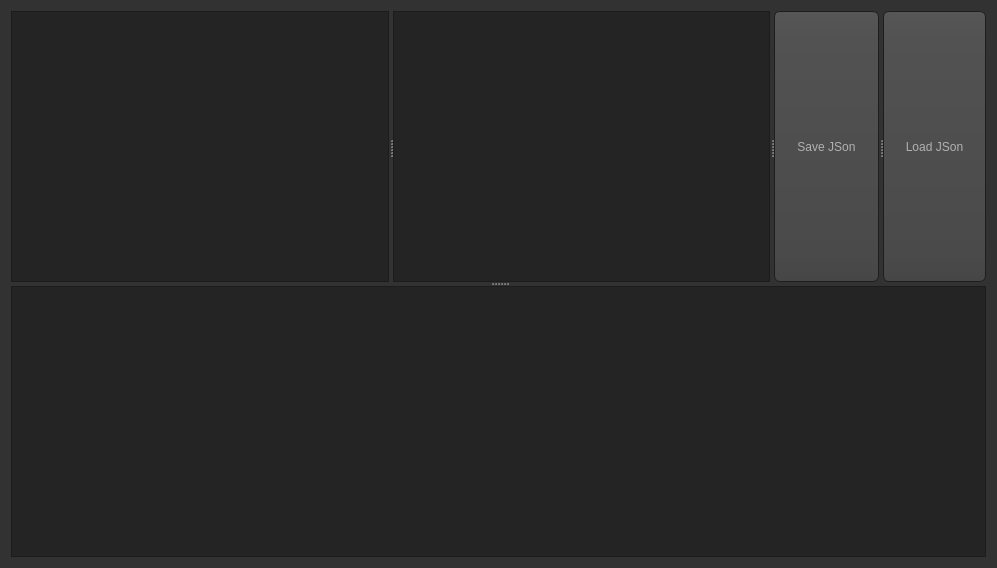
This is bugTracker/mainwindow.ui in Acatera/BugTracker as Qt 5 draws it before an edit. The edited form follows.
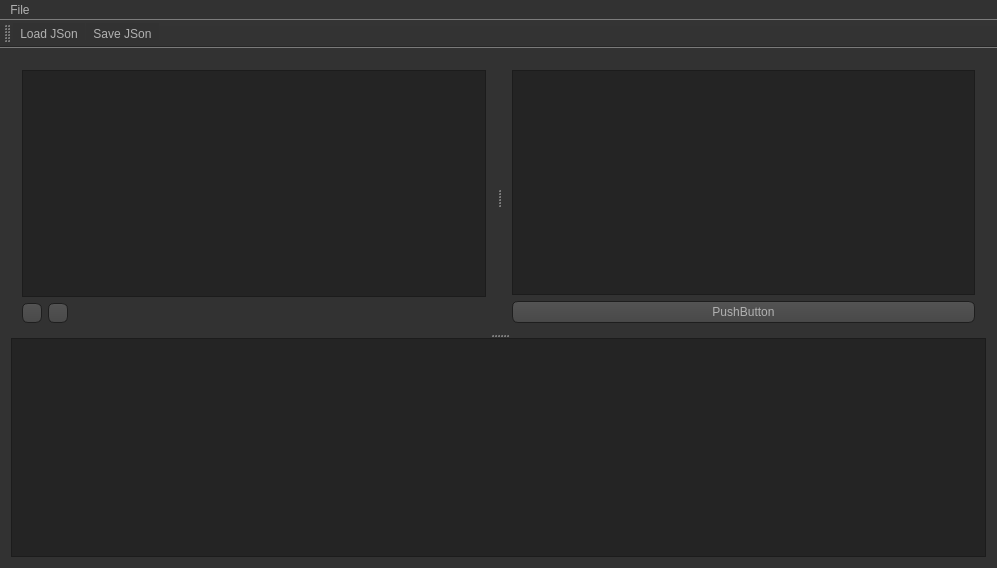
This is the edited form. Icons and pictures are not drawn.

```diff
--- a/bugTracker/mainwindow.ui
+++ b/bugTracker/mainwindow.ui
@@ -488,7 +488,7 @@
   </property>
   <widget class="QWidget" name="centralWidget">
    <layout class="QGridLayout" name="gridLayout">
-    <item row="0" column="0">
+    <item row="0" column="1">
      <widget class="QSplitter" name="splitter_2">
       <property name="orientation">
        <enum>Qt::Vertical</enum>
@@ -497,67 +497,101 @@
        <property name="orientation">
         <enum>Qt::Horizontal</enum>
        </property>
-       <widget class="QListWidget" name="listWidget">
-        <property name="sizePolicy">
-         <sizepolicy hsizetype="Expanding" vsizetype="Expanding">
-          <horstretch>0</horstretch>
-          <verstretch>0</verstretch>
-         </sizepolicy>
-        </property>
-        <property name="font">
-         <font>
-          <family>Droid Sans Mono</family>
-          <pointsize>10</pointsize>
-         </font>
-        </property>
-        <property name="autoFillBackground">
-         <bool>false</bool>
-        </property>
-        <property name="frameShape">
-         <enum>QFrame::StyledPanel</enum>
-        </property>
-        <property name="frameShadow">
-         <enum>QFrame::Raised</enum>
-        </property>
-        <property name="lineWidth">
-         <number>1</number>
-        </property>
+       <widget class="QWidget" name="verticalLayoutWidget">
+        <layout class="QVBoxLayout" name="verticalLayout">
+         <item>
+          <widget class="QListWidget" name="listWidget"/>
+         </item>
+         <item>
+          <layout class="QHBoxLayout" name="horizontalLayout">
+           <item>
+            <widget class="QPushButton" name="pushButton">
+             <property name="maximumSize">
+              <size>
+               <width>20</width>
+               <height>20</height>
+              </size>
+             </property>
+             <property name="focusPolicy">
+              <enum>Qt::ClickFocus</enum>
+             </property>
+             <property name="text">
+              <string/>
+             </property>
+             <property name="icon">
+              <iconset resource="images.qrc">
+               <normaloff>:/icons/img/icons/16plus.png</normaloff>:/icons/img/icons/16plus.png</iconset>
+             </property>
+             <property name="iconSize">
+              <size>
+               <width>16</width>
+               <height>16</height>
+              </size>
+             </property>
+             <property name="flat">
+              <bool>true</bool>
+             </property>
+            </widget>
+           </item>
+           <item>
+            <widget class="QPushButton" name="pushButton_2">
+             <property name="maximumSize">
+              <size>
+               <width>20</width>
+               <height>20</height>
+              </size>
+             </property>
+             <property name="focusPolicy">
+              <enum>Qt::ClickFocus</enum>
+             </property>
+             <property name="text">
+              <string/>
+             </property>
+             <property name="icon">
+              <iconset resource="images.qrc">
+               <normaloff>:/icons/img/icons/16minus.png</normaloff>:/icons/img/icons/16minus.png</iconset>
+             </property>
+             <property name="iconSize">
+              <size>
+               <width>16</width>
+               <height>16</height>
+              </size>
+             </property>
+             <property name="flat">
+              <bool>true</bool>
+             </property>
+            </widget>
+           </item>
+           <item>
+            <spacer name="horizontalSpacer">
+             <property name="orientation">
+              <enum>Qt::Horizontal</enum>
+             </property>
+             <property name="sizeHint" stdset="0">
+              <size>
+               <width>40</width>
+               <height>20</height>
+              </size>
+             </property>
+            </spacer>
+           </item>
+          </layout>
+         </item>
+        </layout>
        </widget>
-       <widget class="QListWidget" name="listWidget_2">
-        <property name="sizePolicy">
-         <sizepolicy hsizetype="Expanding" vsizetype="MinimumExpanding">
-          <horstretch>0</horstretch>
-          <verstretch>100</verstretch>
-         </sizepolicy>
-        </property>
-        <property name="font">
-         <font>
-          <family>Droid Sans Mono</family>
-          <pointsize>10</pointsize>
-         </font>
-        </property>
-        <property name="autoFillBackground">
-         <bool>false</bool>
-        </property>
-        <property name="frameShape">
-         <enum>QFrame::StyledPanel</enum>
-        </property>
-        <property name="frameShadow">
-         <enum>QFrame::Raised</enum>
-        </property>
-        <property name="lineWidth">
-         <number>1</number>
-        </property>
-       </widget>
-       <widget class="QPushButton" name="pushButton">
-        <property name="text">
-         <string>Save JSon</string>
-        </property>
-       </widget>
-       <widget class="QPushButton" name="pushButton_2">
-        <property name="text">
-         <string>Load JSon</string>
-        </property>
+       <widget class="QWidget" name="verticalLayoutWidget_2">
+        <layout class="QVBoxLayout" name="verticalLayout_2">
+         <item>
+          <widget class="QListWidget" name="listWidget_2"/>
+         </item>
+         <item>
+          <widget class="QPushButton" name="pushButton_4">
+           <property name="text">
+            <string>PushButton</string>
+           </property>
+          </widget>
+         </item>
+        </layout>
        </widget>
       </widget>
       <widget class="QPlainTextEdit" name="issueDetails">
@@ -572,6 +606,47 @@
     </item>
    </layout>
   </widget>
+  <widget class="QMenuBar" name="menuBar">
+   <property name="geometry">
+    <rect>
+     <x>0</x>
+     <y>0</y>
+     <width>997</width>
+     <height>20</height>
+    </rect>
+   </property>
+   <widget class="QMenu" name="menuLoad_Json">
+    <property name="title">
+     <string>File</string>
+    </property>
+    <addaction name="actionLoadJSon"/>
+    <addaction name="actionSaveJSon"/>
+   </widget>
+   <addaction name="menuLoad_Json"/>
+  </widget>
+  <widget class="QToolBar" name="toolBar">
+   <property name="windowTitle">
+    <string>toolBar</string>
+   </property>
+   <attribute name="toolBarArea">
+    <enum>TopToolBarArea</enum>
+   </attribute>
+   <attribute name="toolBarBreak">
+    <bool>false</bool>
+   </attribute>
+   <addaction name="actionLoadJSon"/>
+   <addaction name="actionSaveJSon"/>
+  </widget>
+  <action name="actionLoadJSon">
+   <property name="text">
+    <string>Load JSon</string>
+   </property>
+  </action>
+  <action name="actionSaveJSon">
+   <property name="text">
+    <string>Save JSon</string>
+   </property>
+  </action>
  </widget>
  <layoutdefault spacing="6" margin="11"/>
  <tabstops>
```
Left out of the diff: 4 changed lines with no effect on the pictures.
